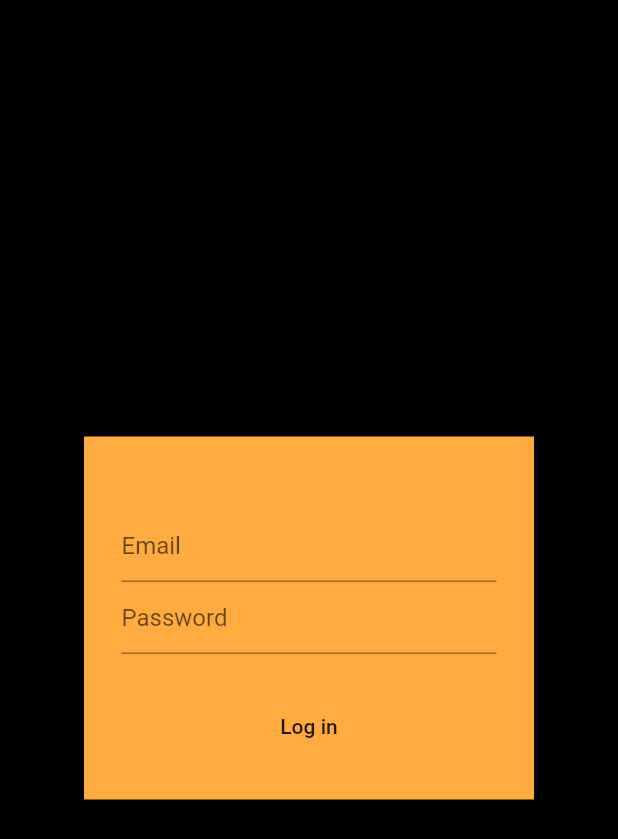
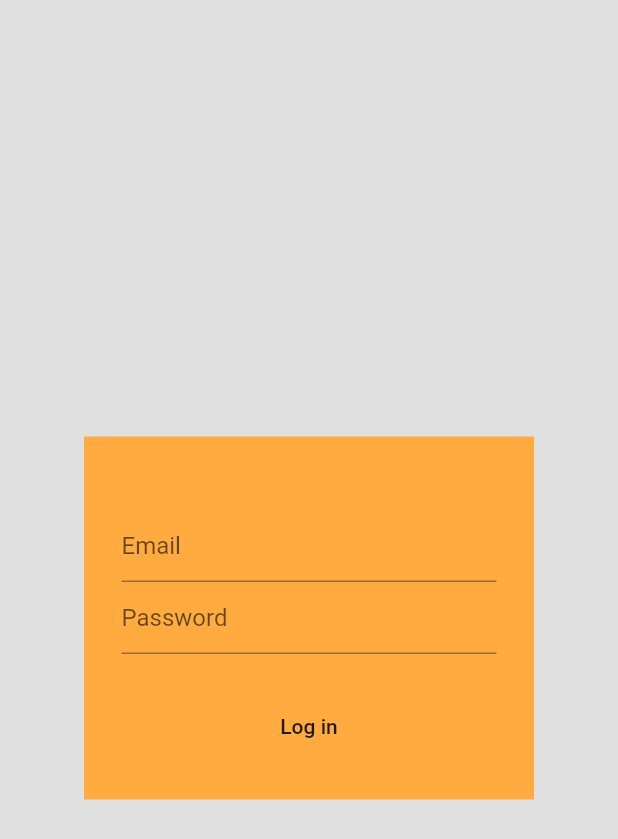
Before and after one commit to PatelIsh444/AdviceBee-Admin-Panel, a Flutter app: the screen it shows after launch, on a phone screen of 412 x 824 dp. Shown: the top 839 px of the screen. Run offline on Flutter 3.47's test engine with Material 2 defaults, Android fonts, the phone set to English and light mode, and no system bars; our stand-ins replace auto_size_text, cloud_firestore, firebase_auth; missing offline and left inert: navigation_rail; accounts and stored records are empty.

Commit message:
make login background a light grey

```diff
--- a/admin_panel/lib/Screens/Authentication/login.dart
+++ b/admin_panel/lib/Screens/Authentication/login.dart
@@ -18,7 +18,7 @@ class _LogInState extends State<LogIn> {
     return Scaffold(
       key: _scaffoldKey,
       body: Container(
-        color: Colors.black,
+        color: Colors.grey[300],
         child: Center(
           child: Container(
             width: 300,
```
